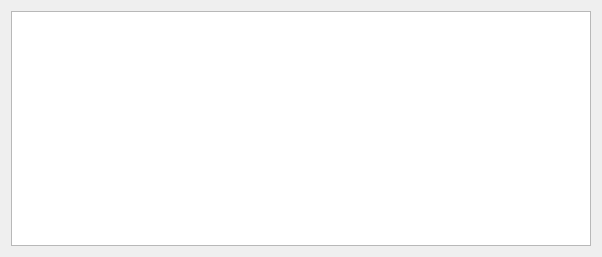
Qt form ui/schedulesview.ui (linoboss/PyExcel) before a commit.
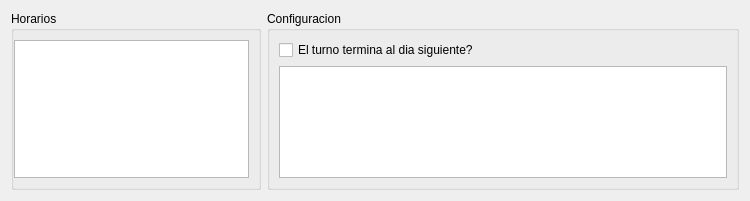
The same form after that commit.

The edit to the form file:
```diff
--- a/ui/schedulesview.ui
+++ b/ui/schedulesview.ui
@@ -6,8 +6,8 @@
    <rect>
     <x>0</x>
     <y>0</y>
-    <width>602</width>
-    <height>257</height>
+    <width>750</width>
+    <height>201</height>
    </rect>
   </property>
   <property name="windowTitle">
@@ -15,10 +15,60 @@
   </property>
   <layout class="QGridLayout" name="gridLayout">
    <item row="0" column="0">
-    <widget class="QTableView" name="tableView">
-     <property name="selectionMode">
-      <enum>QAbstractItemView::SingleSelection</enum>
+    <widget class="QGroupBox" name="groupBox">
+     <property name="maximumSize">
+      <size>
+       <width>250</width>
+       <height>16777215</height>
+      </size>
      </property>
+     <property name="title">
+      <string>Horarios</string>
+     </property>
+     <layout class="QGridLayout" name="gridLayout_2">
+      <property name="leftMargin">
+       <number>0</number>
+      </property>
+      <property name="topMargin">
+       <number>9</number>
+      </property>
+      <item row="0" column="0">
+       <widget class="QListView" name="listView">
+        <property name="maximumSize">
+         <size>
+          <width>1666666</width>
+          <height>16777215</height>
+         </size>
+        </property>
+       </widget>
+      </item>
+     </layout>
+     <zorder>listView</zorder>
+     <zorder>listView</zorder>
+     <zorder>listView</zorder>
+    </widget>
+   </item>
+   <item row="0" column="1">
+    <widget class="QGroupBox" name="groupBox_2">
+     <property name="title">
+      <string>Configuracion</string>
+     </property>
+     <layout class="QGridLayout" name="gridLayout_3">
+      <item row="1" column="0">
+       <widget class="QTableView" name="tableView">
+        <property name="selectionMode">
+         <enum>QAbstractItemView::SingleSelection</enum>
+        </property>
+       </widget>
+      </item>
+      <item row="0" column="0">
+       <widget class="QCheckBox" name="qisOvernight">
+        <property name="text">
+         <string>El turno termina al dia siguiente?</string>
+        </property>
+       </widget>
+      </item>
+     </layout>
     </widget>
    </item>
   </layout>
```
